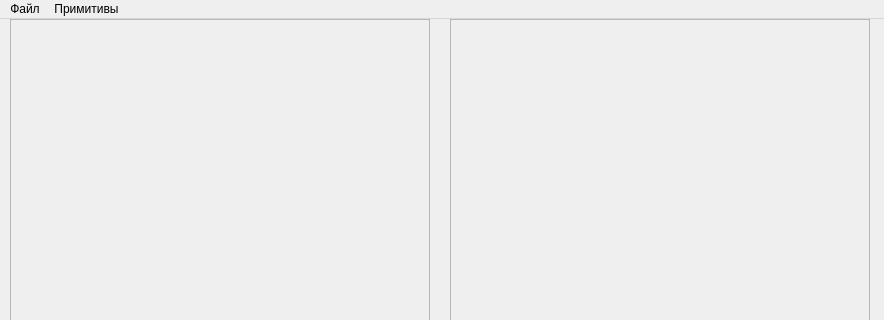
First picture: the form in ui/main.ui, repository SPC-project/Regular-Divider, before the edit; both pictures show x 0 to 884 and y 0 to 320 of the 884 by 473 pixel window.
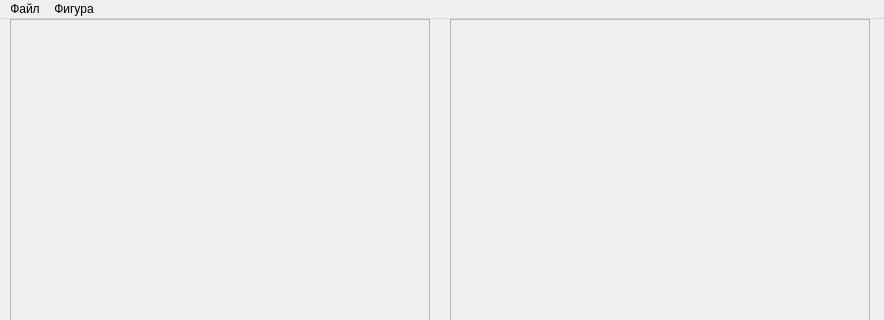
Second picture: the form after the edit.

Commit message:
Can manage the figure's primitives
New QDialog class for it and own item (ui+code) for QWidgetList. Can
remove primitives and (planned) editing them

Also, a bit of refactoring:
- combine mesh's and figure's primitives (mesh class was removed)
- separate primitive creation dialog from Figure class

Patch:
```diff
--- a/ui/main.ui
+++ b/ui/main.ui
@@ -68,14 +68,14 @@
     </property>
     <addaction name="create_world"/>
    </widget>
-   <widget class="QMenu" name="Dividing">
+   <widget class="QMenu" name="Figure">
     <property name="title">
-     <string>Примитивы</string>
+     <string>Фигура</string>
     </property>
     <addaction name="central_rectangle"/>
    </widget>
    <addaction name="File"/>
-   <addaction name="Dividing"/>
+   <addaction name="Figure"/>
   </widget>
   <widget class="QStatusBar" name="statusbar"/>
   <action name="central_rectangle">
```
Left out of the diff: 39 changed lines with no effect on the pictures. The commit also changes 7 other files.
